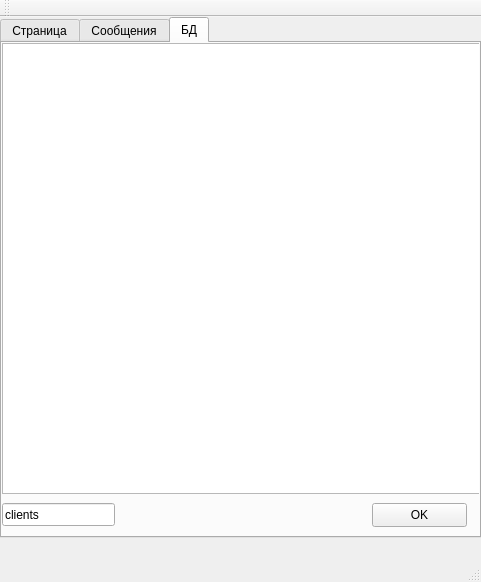
Before: the Qt Designer form statswindow.ui in group93492/chat-server, drawn with Qt 5.
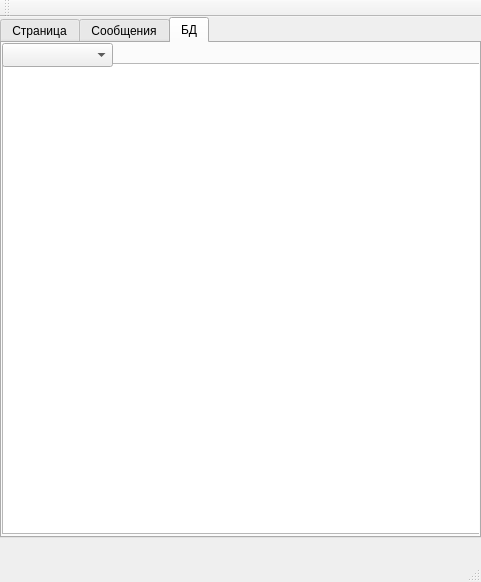
After: the same form once the commit is applied.

The edit to the form file:
```diff
--- a/statswindow.ui
+++ b/statswindow.ui
@@ -312,41 +312,25 @@
      <attribute name="title">
       <string>БД</string>
      </attribute>
-     <widget class="QLineEdit" name="lineEdit">
-      <property name="geometry">
-       <rect>
-        <x>0</x>
-        <y>460</y>
-        <width>113</width>
-        <height>23</height>
-       </rect>
-      </property>
-      <property name="text">
-       <string>clients</string>
-      </property>
-     </widget>
      <widget class="QTableView" name="tableView">
       <property name="geometry">
        <rect>
         <x>0</x>
-        <y>0</y>
+        <y>20</y>
         <width>481</width>
-        <height>451</height>
+        <height>471</height>
        </rect>
       </property>
      </widget>
-     <widget class="QPushButton" name="watchTableButton">
+     <widget class="QComboBox" name="tableComboBox">
       <property name="geometry">
        <rect>
-        <x>370</x>
-        <y>460</y>
-        <width>95</width>
+        <x>0</x>
+        <y>0</y>
+        <width>111</width>
         <height>24</height>
        </rect>
       </property>
-      <property name="text">
-       <string>OK</string>
-      </property>
      </widget>
     </widget>
    </widget>
```
